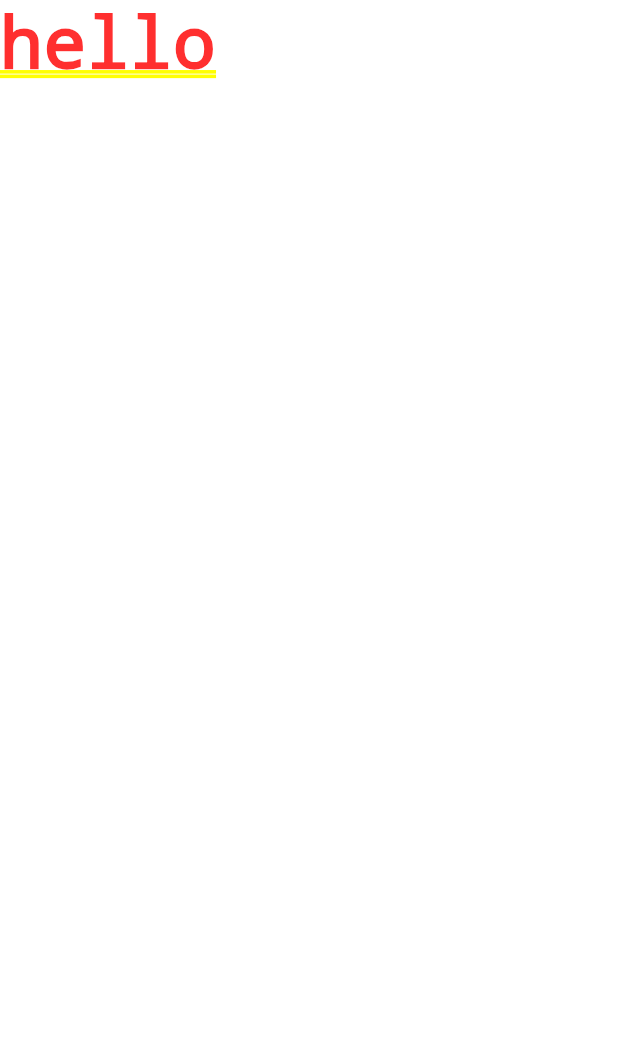
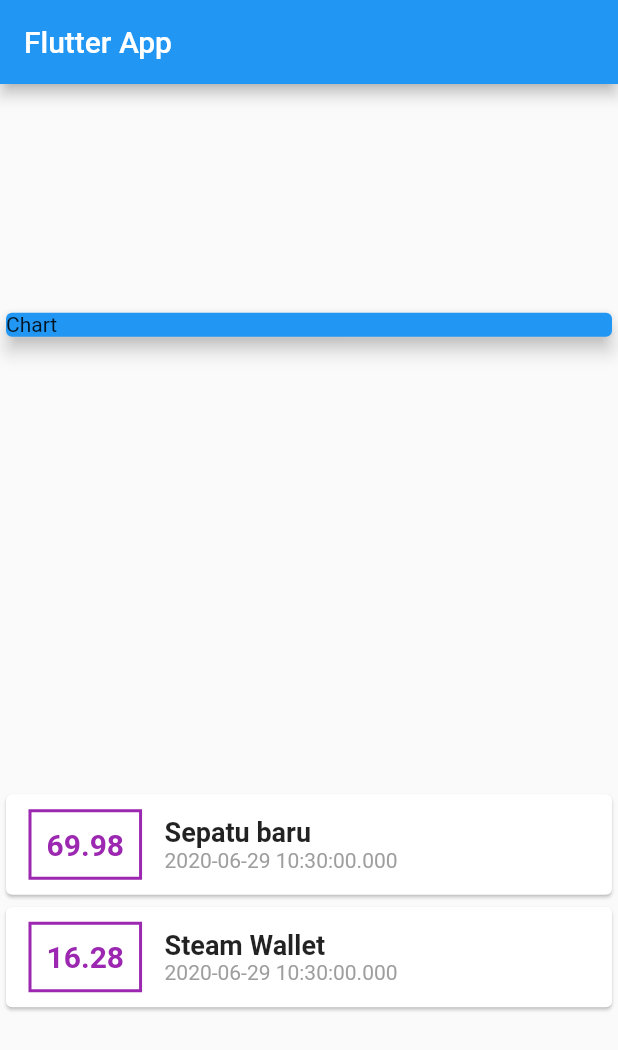
Before and after one commit to syahrulb/flutter-course, a Flutter app: the screen it shows after launch, on a phone screen of 412 x 824 dp. Shown: the top 1050 px of the screen. Run offline on Flutter 3.47's test engine with Material 2 defaults, Android fonts, the phone set to English and light mode, and no system bars.

```diff
--- a/lib/main.dart
+++ b/lib/main.dart
@@ -1,13 +1,100 @@
 import 'package:flutter/material.dart';
+import './transaction.dart';
 
-void main(){
-  runApp(MyApps());
+void main() => runApp(MyApp());
+
+class MyApp extends StatelessWidget {
+  @override
+  Widget build(BuildContext context) {
+    return MaterialApp(
+      title: 'Flutter App',
+      home: MyHomePage(),
+    );
+  }
 }
 
-class MyApps extends StatelessWidget{
-  Widget build(BuildContext context){
-    return MaterialApp(
-      home: Text('hello'),
-      );
+class MyHomePage extends StatelessWidget {
+  final List<Transaksi> transaksis = [
+    Transaksi(
+      id: '1',
+      judul: 'Sepatu baru',
+      jumlah: 69.98,
+      tanggal: DateTime.now(),
+    ),
+    Transaksi(
+      id: '2',
+      judul: 'Steam Wallet',
+      jumlah: 16.28,
+      tanggal: DateTime.now(),
+    ),
+  ];
+  @override
+  Widget build(BuildContext context) {
+    return Scaffold(
+      appBar: AppBar(
+        title: Text('Flutter App'),
+      ),
+      body: Column(
+        mainAxisAlignment: MainAxisAlignment.spaceAround,
+        crossAxisAlignment: CrossAxisAlignment.stretch,
+        children: <Widget>[
+          Container(
+            width: double.infinity,
+            child: Card(
+              color: Colors.blue,
+              child: Text('Chart'),
+              elevation: 5,
+            ),
+          ),
+          Column(
+            children: transaksis.map((transaksi) {
+              return Card(
+                child: Row(
+                  children: <Widget>[
+                    Container(
+                      margin: EdgeInsets.symmetric(
+                        vertical: 10,
+                        horizontal: 15,
+                      ),
+                      decoration: BoxDecoration(
+                        border: Border.all(
+                          color: Colors.purple,
+                          width: 2,
+                        ),
+                      ),
+                      padding: EdgeInsets.all(10),
+                      child: Text(
+                        transaksi.jumlah.toString(),
+                        style: TextStyle(
+                          fontWeight: FontWeight.bold,
+                          fontSize: 20,
+                          color: Colors.purple,
+                        ),
+                      ),
+                    ),
+                    Column(
+                      crossAxisAlignment: CrossAxisAlignment.start,
+                      children: <Widget>[
+                        Text(
+                          transaksi.judul,
+                          style: TextStyle(
+                            fontSize: 18,
+                            fontWeight: FontWeight.bold,
+                          ),
+                        ),
+                        Text(
+                          transaksi.tanggal.toString(),
+                          style: TextStyle(color: Colors.grey),
+                        ),
+                      ],
+                    ),
+                  ],
+                ),
+              );
+            }).toList(),
+          ),
+        ],
+      ),
+    );
   }
 }
--- /dev/null
+++ b/lib/transaction.dart
@@ -0,0 +1,15 @@
+import 'package:flutter/foundation.dart';
+
+class Transaksi {
+  final String id;
+  final String judul;
+  final double jumlah;
+  final DateTime tanggal;
+
+  Transaksi({
+    @required this.id,
+    @required this.judul,
+    @required this.jumlah,
+    @required this.tanggal,
+  });
+}
```
